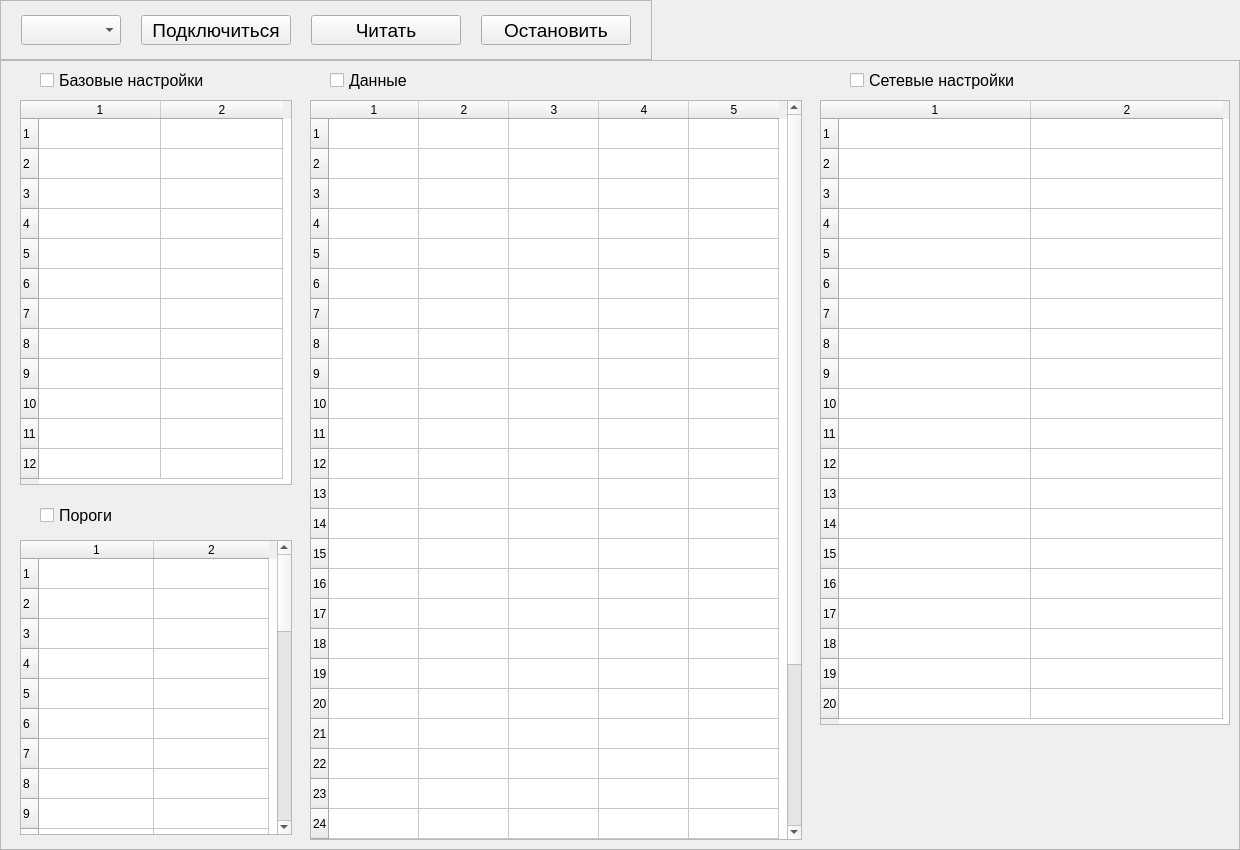
Qt form ui/MainUi.ui (Skorikof/ControlSet_CU8_TGSM) before a commit.
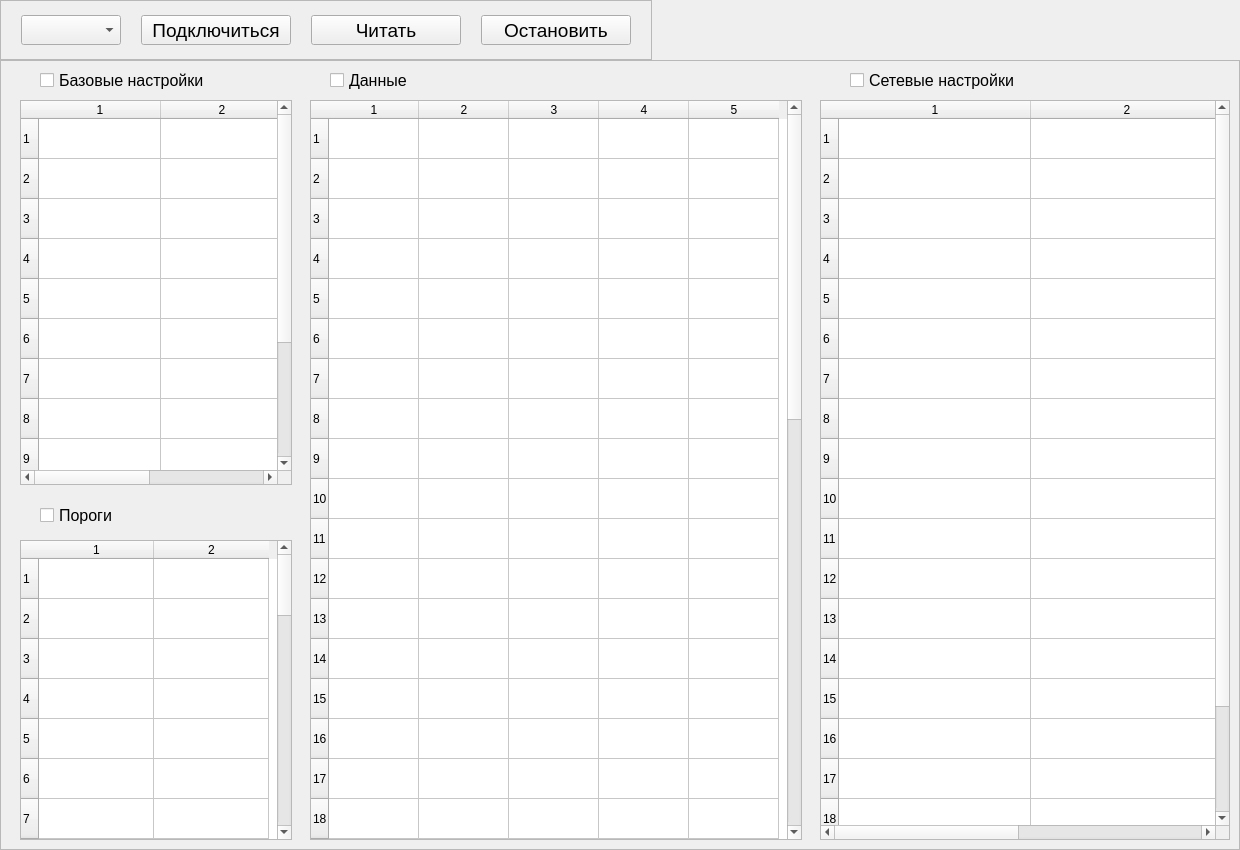
The same form after that commit.

The edit to the form file:
```diff
--- a/ui/MainUi.ui
+++ b/ui/MainUi.ui
@@ -180,19 +180,19 @@
          <x>20</x>
          <y>480</y>
          <width>272</width>
-         <height>295</height>
+         <height>300</height>
         </rect>
        </property>
        <property name="minimumSize">
         <size>
          <width>272</width>
-         <height>295</height>
+         <height>300</height>
         </size>
        </property>
        <property name="maximumSize">
         <size>
          <width>272</width>
-         <height>295</height>
+         <height>300</height>
         </size>
        </property>
        <property name="rowCount">
@@ -207,6 +207,9 @@
        <attribute name="horizontalHeaderDefaultSectionSize">
         <number>115</number>
        </attribute>
+       <attribute name="verticalHeaderDefaultSectionSize">
+        <number>40</number>
+       </attribute>
        <row/>
        <row/>
        <row/>
@@ -342,6 +345,21 @@
          <height>385</height>
         </size>
        </property>
+       <property name="editTriggers">
+        <set>QAbstractItemView::NoEditTriggers</set>
+       </property>
+       <property name="tabKeyNavigation">
+        <bool>true</bool>
+       </property>
+       <property name="showDropIndicator" stdset="0">
+        <bool>true</bool>
+       </property>
+       <property name="wordWrap">
+        <bool>true</bool>
+       </property>
+       <property name="cornerButtonEnabled">
+        <bool>true</bool>
+       </property>
        <property name="rowCount">
         <number>12</number>
        </property>
@@ -351,6 +369,9 @@
        <attribute name="horizontalHeaderDefaultSectionSize">
         <number>122</number>
        </attribute>
+       <attribute name="verticalHeaderDefaultSectionSize">
+        <number>40</number>
+       </attribute>
        <row/>
        <row/>
        <row/>
@@ -388,19 +409,19 @@
          <x>820</x>
          <y>40</y>
          <width>410</width>
-         <height>625</height>
+         <height>740</height>
         </rect>
        </property>
        <property name="minimumSize">
         <size>
          <width>410</width>
-         <height>625</height>
+         <height>740</height>
         </size>
        </property>
        <property name="maximumSize">
         <size>
          <width>410</width>
-         <height>625</height>
+         <height>740</height>
         </size>
        </property>
        <property name="rowCount">
@@ -416,7 +437,7 @@
         <number>192</number>
        </attribute>
        <attribute name="verticalHeaderDefaultSectionSize">
-        <number>30</number>
+        <number>40</number>
        </attribute>
        <row/>
        <row/>
@@ -488,7 +509,7 @@
         </size>
        </property>
        <property name="rowCount">
-        <number>31</number>
+        <number>42</number>
        </property>
        <property name="columnCount">
         <number>5</number>
@@ -496,6 +517,20 @@
        <attribute name="horizontalHeaderDefaultSectionSize">
         <number>90</number>
        </attribute>
+       <attribute name="verticalHeaderDefaultSectionSize">
+        <number>40</number>
+       </attribute>
+       <row/>
+       <row/>
+       <row/>
+       <row/>
+       <row/>
+       <row/>
+       <row/>
+       <row/>
+       <row/>
+       <row/>
+       <row/>
        <row/>
        <row/>
        <row/>
```
Left out of the diff: 9 changed lines with no effect on the pictures.
